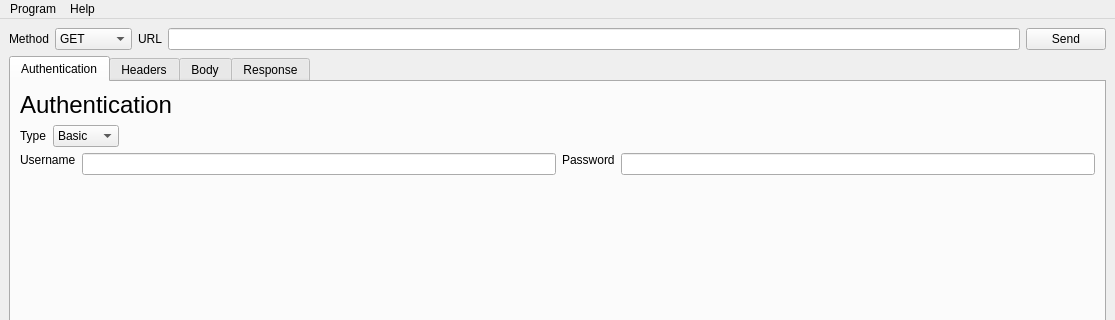
The window that PySender/ui/main.ui (rodion-gudz/PySender) describes before a commit, drawn with Qt 5; both pictures show x 0 to 1115 and y 0 to 320 of the 1115 by 884 pixel window.
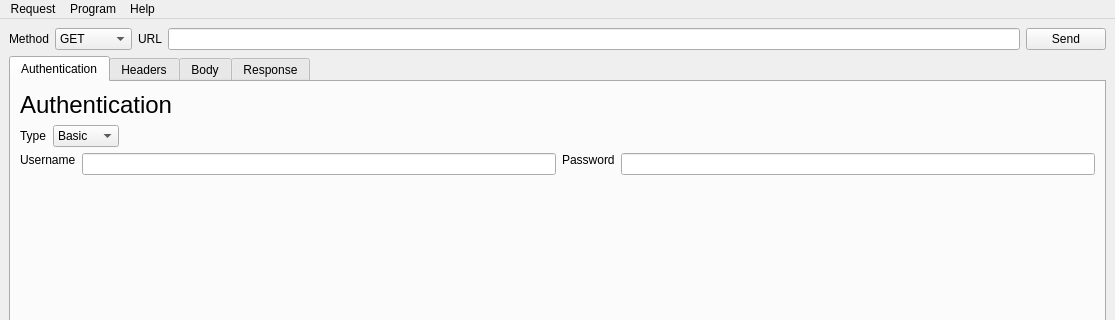
The same window after the commit.

Patch:
```diff
--- a/PySender/ui/main.ui
+++ b/PySender/ui/main.ui
@@ -387,6 +387,14 @@
     <addaction name="actionAbout"/>
     <addaction name="actionSupport"/>
    </widget>
+   <widget class="QMenu" name="menuRequest">
+    <property name="title">
+     <string>Request</string>
+    </property>
+    <addaction name="actionSave"/>
+    <addaction name="actionOpen"/>
+   </widget>
+   <addaction name="menuRequest"/>
    <addaction name="menuProgram"/>
    <addaction name="menuHelp"/>
   </widget>
```
Left out of the diff: 15 changed lines with no effect on the pictures.
